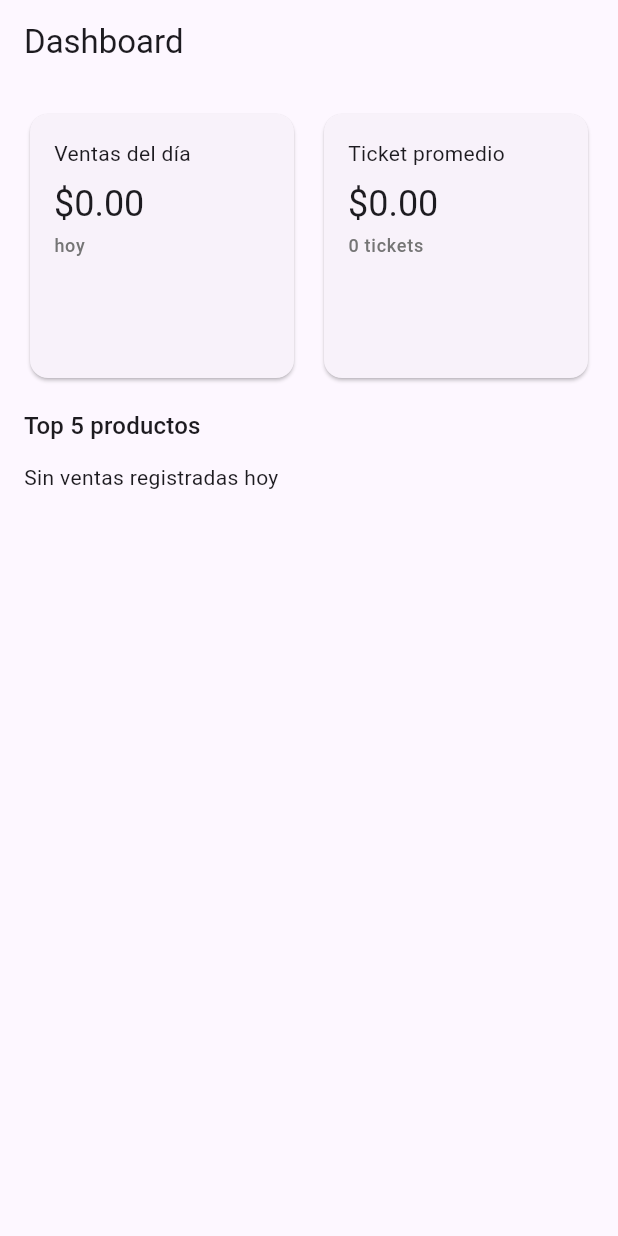
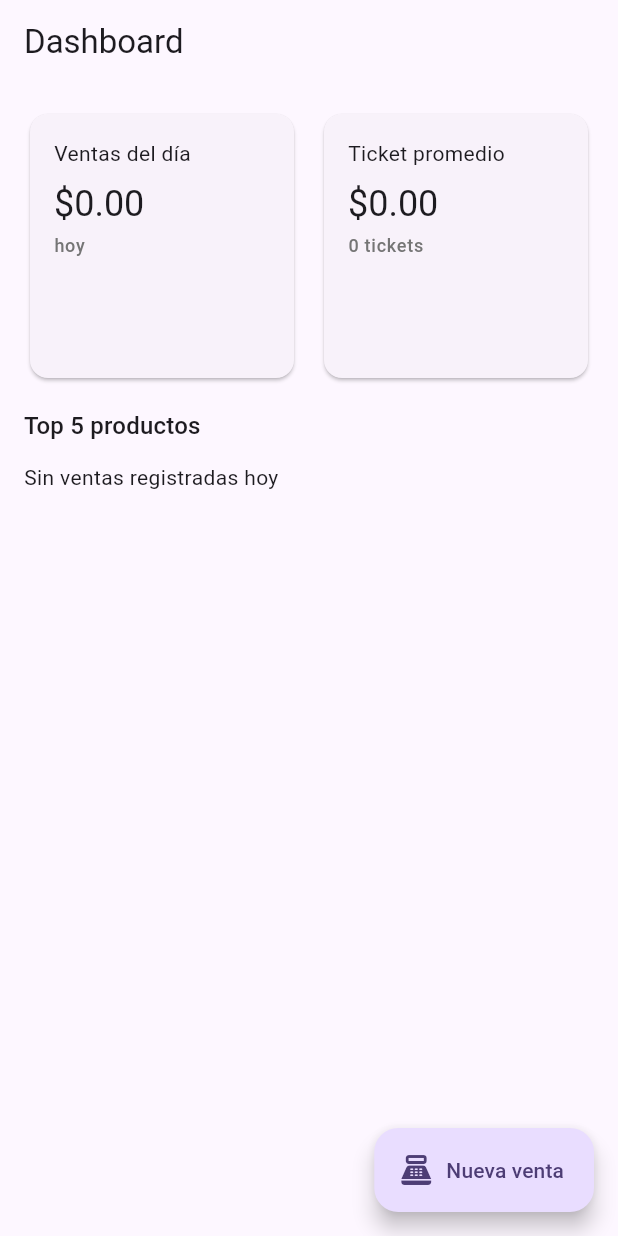
Before and after one commit to danielmmerino/punto_venta_front, a Flutter app: the DashboardPage screen opened by its route, on a phone screen of 412 x 824 dp. Run offline on Flutter 3.47's test engine with Material 2 defaults, Android fonts, the phone set to English and light mode, and no system bars; our stand-ins replace dio, flutter_hooks, flutter_secure_storage, go_router, hooks_riverpod, shared_preferences; accounts and stored records are empty.

Commit message:
feat(dashboard): add new sale shortcut

```diff
--- a/lib/core/routing/app_router.dart
+++ b/lib/core/routing/app_router.dart
@@ -14,6 +14,7 @@ import '../../features/products/ui/products_page.dart';
 import '../../features/invoices/ui/invoice_detail_page.dart';
 import '../../features/inventory/ui/inventory_page.dart';
 import '../../features/inventory/movements/ui/movements_page.dart';
+import '../../features/quotes/ui/quote_form_page.dart';
 
 class GoRouterRefreshStream extends ChangeNotifier {
   GoRouterRefreshStream(Stream<dynamic> stream) {
@@ -66,6 +67,10 @@ final routerProvider = Provider<GoRouter>((ref) {
         builder: (context, state) => const ProductsPage(),
       ),
       GoRoute(
+        path: '/ventas/nueva',
+        builder: (context, state) => const QuoteFormPage(),
+      ),
+      GoRoute(
         path: '/facturas/:id',
         builder: (context, state) {
           final id = int.parse(state.pathParameters['id']!);
--- a/lib/features/dashboard/ui/dashboard_page.dart
+++ b/lib/features/dashboard/ui/dashboard_page.dart
@@ -1,6 +1,7 @@
 import 'package:flutter/material.dart';
 import 'package:flutter_hooks/flutter_hooks.dart';
 import 'package:hooks_riverpod/hooks_riverpod.dart';
+import 'package:go_router/go_router.dart';
 
 import '../../../core/theme/app_spacing.dart';
 import '../controllers/dashboard_controller.dart';
@@ -110,6 +111,11 @@ class DashboardPage extends HookConsumerWidget {
     return Scaffold(
       appBar: AppBar(title: const Text('Dashboard')),
       body: content,
+      floatingActionButton: FloatingActionButton.extended(
+        onPressed: () => context.push('/ventas/nueva'),
+        icon: const Icon(Icons.point_of_sale),
+        label: const Text('Nueva venta'),
+      ),
     );
   }
 }
```
Also changed, not shown: 1 other file.
